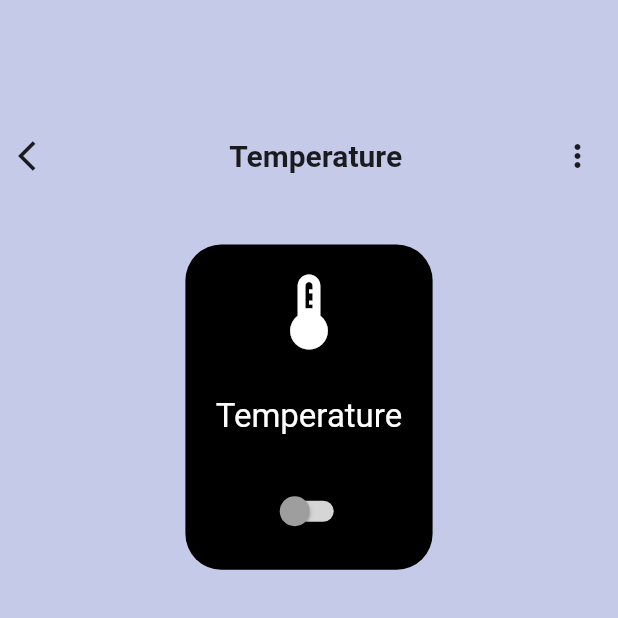
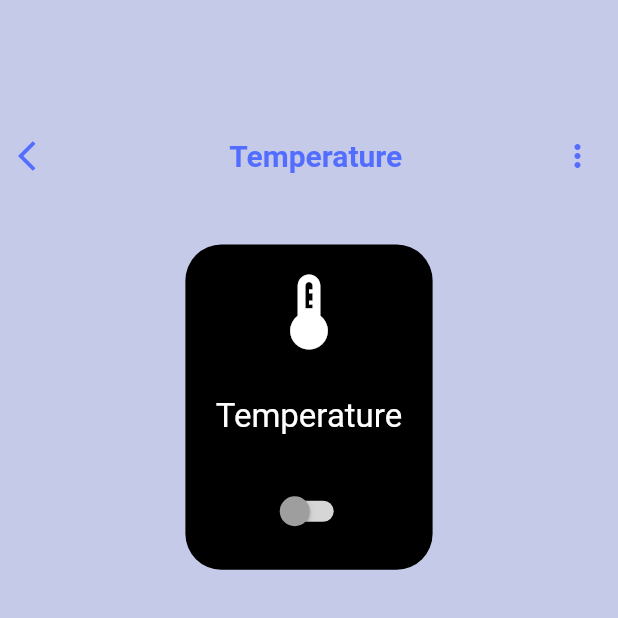
Before and after one commit to sedsax/SmartDevices, a Flutter app: the screen it shows after launch, after a tap on "Temperature", on a phone screen of 412 x 824 dp, the top half of it. Run offline on Flutter 3.47's test engine with Material 2 defaults, Android fonts, the phone set to English and light mode, and no system bars; our stand-ins replace shared_preferences.

Commit message:
Routine ekleme sayfası oluşturuldu ve sayfa geçişi bağlandı

```diff
--- a/lib/main.dart
+++ b/lib/main.dart
@@ -6,8 +6,8 @@ import 'package:smart_devices/view/home_screen.dart';
 
 void main() async {
   WidgetsFlutterBinding.ensureInitialized();
-  final SharedPreferences _prefs = await SharedPreferences.getInstance();
-  final DeviceViewModel deviceViewModel = DeviceViewModel(_prefs);
+  final SharedPreferences prefs = await SharedPreferences.getInstance();
+  final DeviceViewModel deviceViewModel = DeviceViewModel(prefs);
   deviceViewModel.loadDeviceData();
   runApp(ChangeNotifierProvider(
     create: (context) => deviceViewModel,
--- a/lib/models/routine.dart
+++ b/lib/models/routine.dart
@@ -2,13 +2,11 @@ import 'package:smart_devices/models/device.dart';
 
 class Routine {
   final String name;
-  final Device device;
   final List<Device> devices;
   final List<String> actions;
 
   Routine({
     required this.name,
-    required this.device,
     required this.devices,
     required this.actions,
   });
--- a/lib/view/home_screen.dart
+++ b/lib/view/home_screen.dart
@@ -2,6 +2,7 @@ import 'package:flutter/material.dart';
 import 'package:provider/provider.dart';
 import 'package:smart_devices/util/device_card.dart';
 import 'package:smart_devices/view-models/device_view_model.dart';
+import 'package:smart_devices/view/new_device.dart';
 import 'package:smart_devices/view/routine_detail_screen.dart';
 
 class HomeScreen extends StatelessWidget {
@@ -11,6 +12,16 @@ class HomeScreen extends StatelessWidget {
   Widget build(BuildContext context) {
     return Scaffold(
       backgroundColor: Colors.indigo[100],
+      floatingActionButton: FloatingActionButton(
+        onPressed: () {
+          Navigator.push(
+            context,
+            MaterialPageRoute(builder: (context) => const NewDevicePage()),
+          );
+        },
+        backgroundColor: Colors.indigoAccent,
+        child: const Icon(Icons.add),
+      ),
       body: SafeArea(
         child: Consumer<DeviceViewModel>(
           builder: (context, deviceViewModel, _) {
@@ -28,17 +39,18 @@ class HomeScreen extends StatelessWidget {
                           Icon(
                             Icons.person,
                             size: 40,
+                            color: Colors.indigoAccent,
                           ),
                         ],
                       ),
                       Text(
                         "Welcome Home,",
                         style: TextStyle(
-                            fontSize: 20, color: Colors.grey.shade800),
+                            fontSize: 20, color: Colors.indigo[400]),
                       ),
                       const Text(
                         'Seda Savaş',
-                        style: TextStyle(fontSize: 52),
+                        style: TextStyle(fontSize: 42, color: Colors.indigo),
                       ),
                     ],
                   ),
@@ -53,6 +65,13 @@ class HomeScreen extends StatelessWidget {
                       fontSize: 24,
                       color: Colors.grey.shade800,
                     ),
+                  ),
+                ),
+                const Padding(
+                  padding: EdgeInsets.symmetric(horizontal: 40.0),
+                  child: Divider(
+                    thickness: 1,
+                    color: Colors.black,
                   ),
                 ),
                 const SizedBox(height: 10),
--- a/lib/view/routine_detail_screen.dart
+++ b/lib/view/routine_detail_screen.dart
@@ -27,16 +27,16 @@ class DetailScreen extends StatelessWidget {
                   children: [
                     IconButton(
                       onPressed: () => Navigator.pop(context),
-                      icon: const Icon(Icons.arrow_back_ios),
+                      icon: const Icon(Icons.arrow_back_ios, color: Colors.indigoAccent,),
                     ),
                     Text(
                       device.name,
                       style: const TextStyle(
-                          fontSize: 20, fontWeight: FontWeight.bold),
+                          fontSize: 20, fontWeight: FontWeight.bold, color: Colors.indigoAccent),
                     ),
                     const Padding(
                       padding: EdgeInsets.only(right: 15.0),
-                      child: Icon(Icons.more_vert),
+                      child: Icon(Icons.more_vert, color: Colors.indigoAccent,),
                     ),
                   ],
                 ),
```
Also changed, not shown: lib/view/new_device.dart (added, +74 -0 lines).
